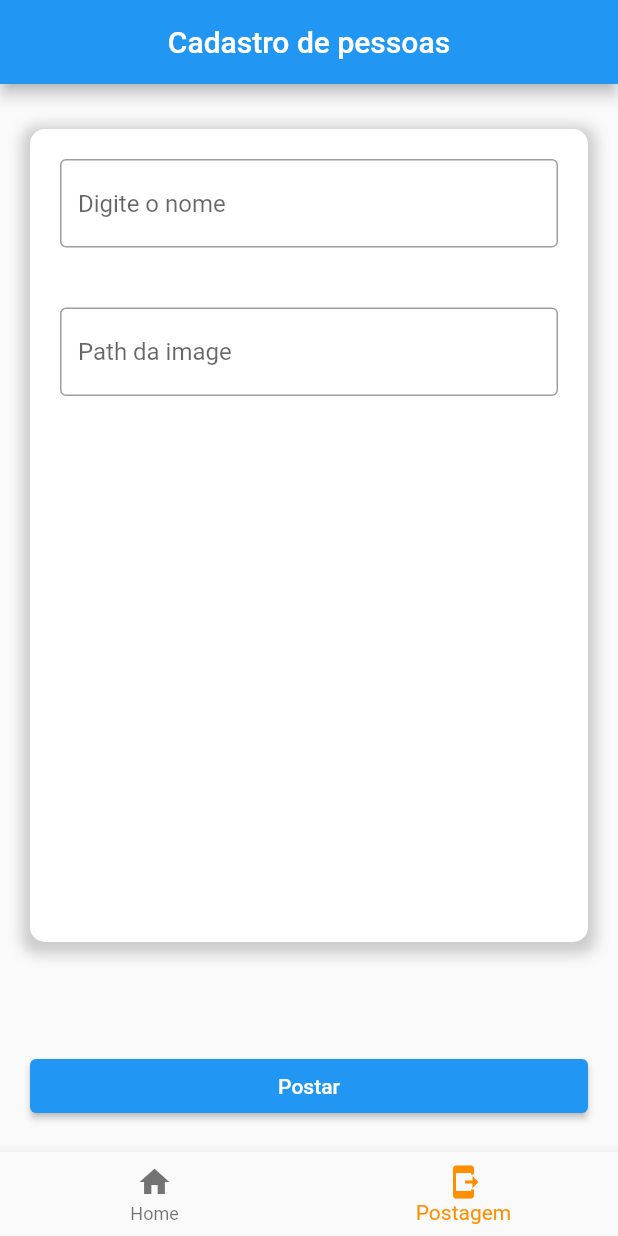
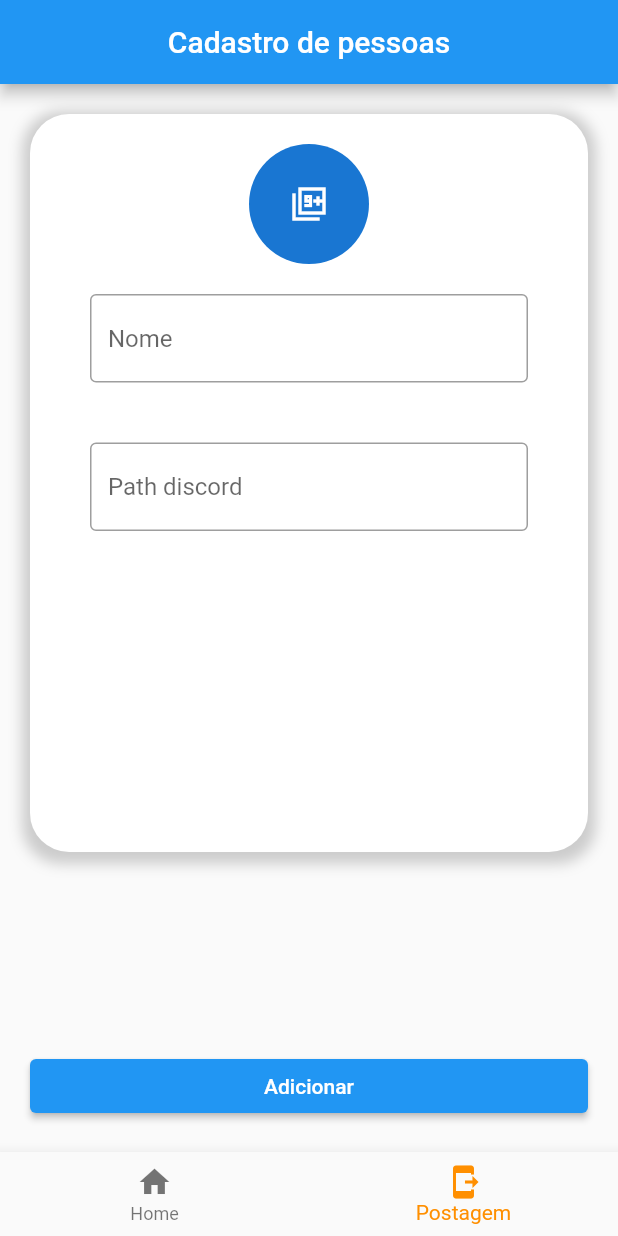
Before and after one commit to GabrielAderaldo/flutterDrinks, a Flutter app: the screen it shows after launch, item 2 of the bottom bar chosen, on a phone screen of 412 x 824 dp. Run offline on Flutter 3.47's test engine with Material 2 defaults, Android fonts, the phone set to English and light mode, and no system bars; our stand-ins replace dio; missing offline and left inert: dart:ffi; network calls fail.

Commit message:
refatorando a tela de postagem de pessoas.

```diff
--- a/lib/View/Bordas/BordersStyle.dart
+++ b/lib/View/Style/styles.dart
@@ -1,6 +1,10 @@
 import 'package:flutter/material.dart';
 
-class BordersStyle {
+class Styles {
+  static Widget Paddings(double nPadding, Widget child) {
+    return Padding(padding: EdgeInsets.all(nPadding), child: child);
+  }
+
   static BoxDecoration borderRadius(double numeroRaius) {
     return BoxDecoration(
         shape: BoxShape.rectangle,
--- /dev/null
+++ b/lib/View/pages/postagem_pessoa_page.dart
@@ -0,0 +1,51 @@
+import 'package:apk_bebidas/View/Style/styles.dart';
+import 'package:apk_bebidas/View/inpults/inpults.dart';
+import 'package:flutter/material.dart';
+
+class Postagem_pessoas_page {
+  static Widget stackPostagem(
+      TextEditingController primeiroController,
+      TextEditingController segundoController,
+      VoidCallback onPressed,
+      String placeholder) {
+    Positioned containerInterno(TextEditingController primeiroController,
+        TextEditingController segundoController) {
+      return Positioned(
+        left: 20,
+        right: 20,
+        bottom: 200,
+        top: 20,
+        child: Container(
+          padding: EdgeInsets.all(20),
+          decoration: Styles.borderRadius(26),
+          child: ListView(
+            children: [
+              CircleAvatar(
+                radius: 40,
+                child: Icon(Icons.filter_9_plus_sharp),
+              ),
+              Styles.Paddings(
+                  20, Inpults.inpultClassico("Nome", primeiroController)),
+              Styles.Paddings(
+                  20, Inpults.inpultClassico("Path discord", segundoController))
+            ],
+          ),
+        ),
+      );
+    }
+
+    Widget buttonInterno(VoidCallback onPressed) {
+      return Positioned(
+          left: 20,
+          right: 20,
+          bottom: 20,
+          child:
+              ElevatedButton(onPressed: onPressed, child: Text("Adicionar")));
+    }
+
+    return Stack(children: [
+      containerInterno(primeiroController, segundoController),
+      buttonInterno(onPressed)
+    ]);
+  }
+}
--- a/lib/ViewController/postagem_pessoa.dart
+++ b/lib/ViewController/postagem_pessoa.dart
@@ -1,5 +1,6 @@
-import 'package:apk_bebidas/View/Bordas/BordersStyle.dart';
 import 'package:apk_bebidas/View/alertas/alertas.dart';
+import 'package:apk_bebidas/View/inpults/inpults.dart';
+import 'package:apk_bebidas/View/pages/postagem_pessoa_page.dart';
 import 'package:apk_bebidas/datasource/local_datasorce.dart';
 import 'package:apk_bebidas/datasource/remote_datasource.dart';
 import 'package:apk_bebidas/repository/repository.dart';
@@ -25,14 +26,6 @@ class _Postagem_pessoaState extends State<Postagem_pessoa> {
     _controllerPathImage = TextEditingController();
   }
 
-  Widget inpult(String titulo, TextEditingController _controller) {
-    return TextFormField(
-      controller: _controller,
-      decoration:
-          InputDecoration(border: OutlineInputBorder(), hintText: titulo),
-    );
-  }
-
   @override
   Widget build(BuildContext context) {
     return Scaffold(
@@ -40,54 +33,21 @@ class _Postagem_pessoaState extends State<Postagem_pessoa> {
           centerTitle: true,
           title: Text("Cadastro de pessoas"),
         ),
-      body: Stack(
-        children: [
-          Positioned(
-            left: 20,
-            right: 20,
-            top: 30,
-            bottom: 140,
-            child: Container(
-              child: Column(
-                children: [
-                  Padding(
-                    padding: EdgeInsets.all(20),
-                    child: inpult("Digite o nome", _controllerInpultName),
-                  ),
-                  Padding(
-                    padding: EdgeInsets.all(20),
-                    child: inpult("Path da image", _controllerPathImage),
-                  ),
-                ],
-              ),
-              height: 200,
-              width: 200,
-              decoration: BordersStyle.borderRadius(10),
-            ),
-          ),
-          Positioned(
-              bottom: 20,
-              left: 20,
-              right: 20,
-              child: ElevatedButton(
-                child: Text("Postar"),
-                onPressed: () {
-                  repository
-                      .postPessoas(
-                          _controllerInpultName.text, _controllerPathImage.text)
-                      .then((value) {
+        body: Postagem_pessoas_page.stackPostagem(
+            _controllerInpultName, _controllerPathImage, () async {
+          String response = await repository.postPessoas(
+              _controllerInpultName.text, _controllerPathImage.text);
+
+          if (response != "Postagem criada com sucesso!") {
             showDialog(
                 context: context,
-                        builder: (context) {
-                          return alertas.alertaSimples(
-                              "${_controllerInpultName.text} Foi adicionada com sucesso",
-                              context);
-                        });
-                  });
-                },
-              ))
-        ],
-      ),
-    );
+                builder: (context) =>
+                    alertas.erroSimples("Atenção", response, "OK", context));
+          } else {
+            showDialog(
+                context: context,
+                builder: (context) => alertas.alertaSimples(response, context));
+          }
+        }, "placeholder"));
   }
 }
```
Also changed, not shown: lib/View/inpults/inpults.dart (+17 -0 lines), lib/ViewController/postagem_drink.dart (+1 -9 lines). Lines whose indentation alone changed are shown as unchanged.
